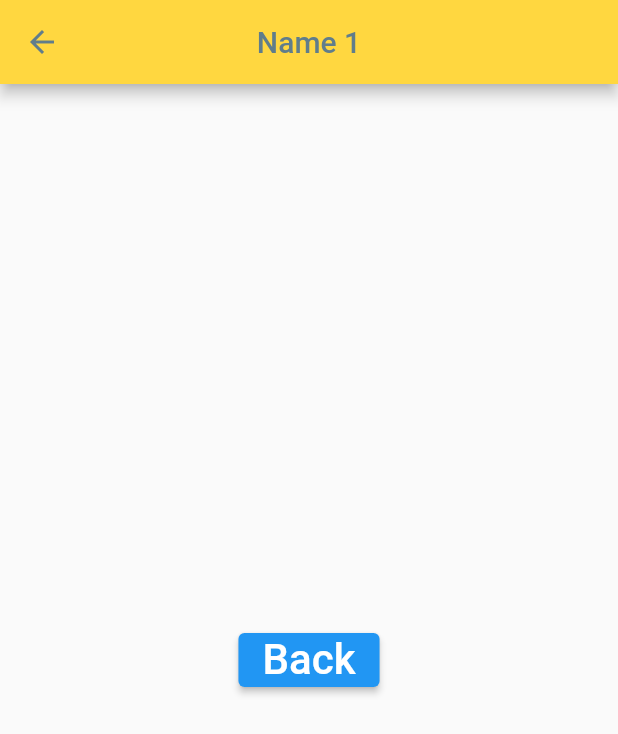
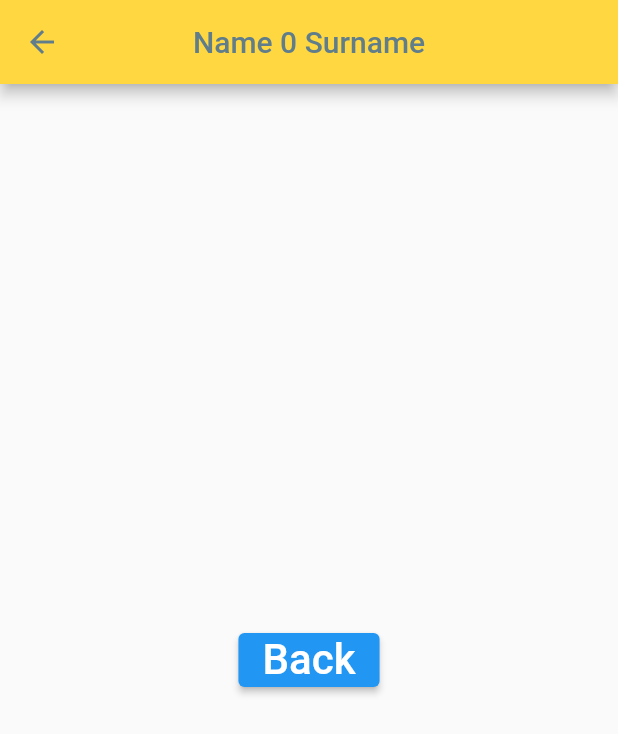
Before and after one commit to Hakkology/Flutter-Fundamentals, a Flutter app: the screen it shows after launch, after a tap on the "arrow right" icon, on a phone screen of 412 x 824 dp. Shown: the top 734 px of the screen. Run offline on Flutter 3.47's test engine with Material 2 defaults, Android fonts, the phone set to English and light mode, and no system bars.

Commit message:
user class added.

```diff
--- /dev/null
+++ b/Flutter-1/flutter_oyk/lib/model/user.dart
@@ -0,0 +1,13 @@
+import 'package:flutter/material.dart';
+
+class User {
+  final String name;
+  final String surname;
+  Color userColor;
+
+  User({
+    required this.name,
+    required this.surname,
+    required this.userColor,
+  });
+}
--- a/Flutter-1/flutter_oyk/lib/view/detail_screen.dart
+++ b/Flutter-1/flutter_oyk/lib/view/detail_screen.dart
@@ -1,13 +1,14 @@
 import 'package:flutter/material.dart';
+import 'package:flutter_oyk/model/user.dart';
 
 class DetailScreen extends StatelessWidget {
-  final String appBarTitle;
+  final User user;
 
   const DetailScreen({
     Key? key,
     Color? backgroundColor,
     Color? foregroundColor,
-    required this.appBarTitle,
+    required this.user,
   }) : super(key: key);
 
   @override
@@ -18,7 +19,7 @@ class DetailScreen extends StatelessWidget {
             backgroundColor: Colors.amberAccent,
             foregroundColor: Colors.blueGrey,
             title: Text(
-              appBarTitle,
+              user.name + user.surname,
             )),
         body: Center(
           child: ElevatedButton(
--- a/Flutter-1/flutter_oyk/lib/view/home_screen.dart
+++ b/Flutter-1/flutter_oyk/lib/view/home_screen.dart
@@ -1,10 +1,11 @@
 import 'package:flutter/material.dart';
+import 'package:flutter_oyk/model/user.dart';
 
 import 'detail_screen.dart';
 
 // ignore: must_be_immutable
 class HomeScreen extends StatefulWidget {
-  HomeScreen({super.key});
+  const HomeScreen({super.key});
 
   @override
   State<HomeScreen> createState() => _HomeScreenState();
@@ -14,6 +15,13 @@ class _HomeScreenState extends State<HomeScreen> {
   final String title = "Name";
 
   bool isRead = false;
+  List<User> userList = List.generate(
+    60,
+    (index) => User(
+        name: "Name $index ",
+        surname: 'Surname',
+        userColor: Colors.deepPurple.shade200),
+  );
 
   @override
   Widget build(BuildContext context) {
@@ -23,7 +31,7 @@ class _HomeScreenState extends State<HomeScreen> {
         centerTitle: true,
       ),
       body: ListView.builder(
-        itemCount: 60,
+        itemCount: userList.length,
         itemBuilder: (context, index) => _buildUserCard(context, index),
       ),
       backgroundColor: Colors.deepPurple,
@@ -39,13 +47,13 @@ class _HomeScreenState extends State<HomeScreen> {
           size: 40,
         ),
         title: Text(
-          "$title ${(index + 1)}",
+          userList[index].name,
           style: const TextStyle(
             fontSize: 22,
           ),
         ),
-        subtitle: const Text(
-          "Surname",
+        subtitle: Text(
+          userList[index].surname,
         ),
         trailing: IconButton(
           icon: const Icon(
@@ -56,11 +64,11 @@ class _HomeScreenState extends State<HomeScreen> {
             navigateToDetail(context, index);
 
             setState(() {
-              isRead = true;
+              userList[index].userColor = Colors.deepPurple.shade100;
             });
           },
         ),
-        tileColor: isRead ? Colors.white : Colors.deepPurple.shade100,
+        tileColor: userList[index].userColor,
       ),
     );
   }
@@ -70,12 +78,12 @@ class _HomeScreenState extends State<HomeScreen> {
       MaterialPageRoute(
         builder: (context) {
           return DetailScreen(
-            appBarTitle: "$title ${(index + 1)}",
+            user: userList[index],
           );
         },
       ),
     );
     // ignore: avoid_print
-    print("TRUE MU:  $isTrue");
+    print("Is is true:  $isTrue");
   }
 }
```
